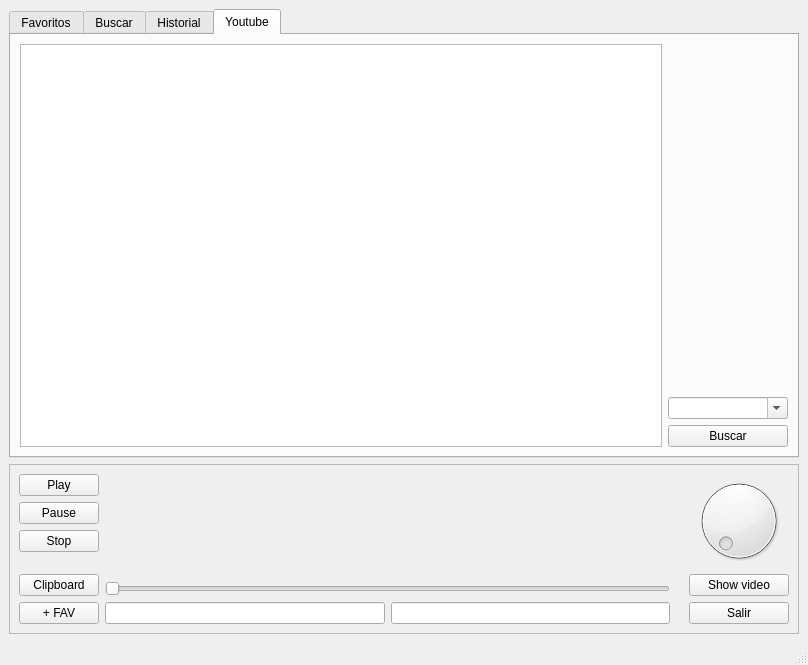
The window that jardin.ui (waltermas-gitter/jardinderadios) describes before a commit, drawn with Qt 5.
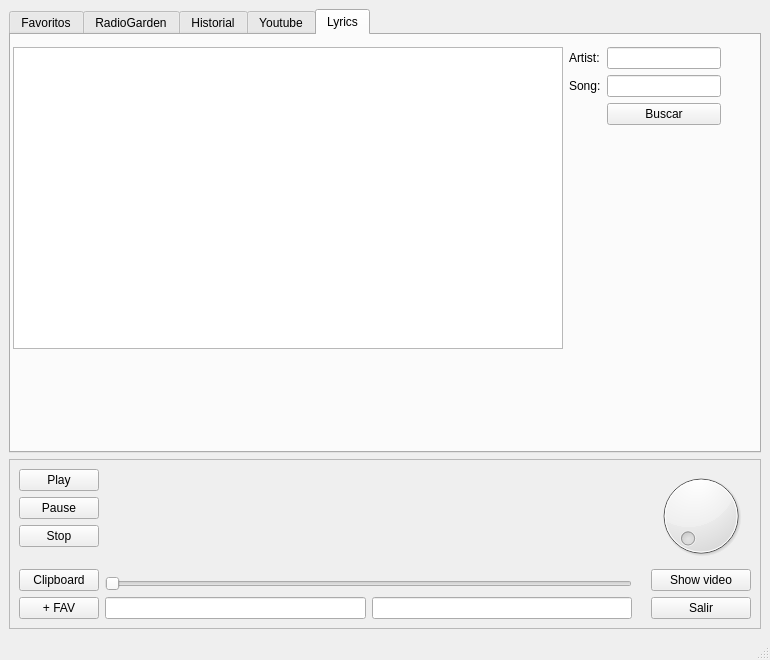
The same window after the commit. Icons and pictures are not drawn.

Commit message: con lyrics

```diff
--- a/jardin.ui
+++ b/jardin.ui
@@ -6,8 +6,8 @@
    <rect>
     <x>0</x>
     <y>0</y>
-    <width>808</width>
-    <height>665</height>
+    <width>770</width>
+    <height>660</height>
    </rect>
   </property>
   <property name="sizePolicy">
@@ -31,7 +31,7 @@
        <enum>QTabWidget::Rounded</enum>
       </property>
       <property name="currentIndex">
-       <number>3</number>
+       <number>4</number>
       </property>
       <widget class="QWidget" name="favoritosTab">
        <attribute name="title">
@@ -97,7 +97,7 @@
       </widget>
       <widget class="QWidget" name="buscarTab">
        <attribute name="title">
-        <string>Buscar</string>
+        <string>RadioGarden</string>
        </attribute>
        <layout class="QHBoxLayout" name="horizontalLayout_3">
         <item>
@@ -228,6 +228,64 @@
         </item>
        </layout>
       </widget>
+      <widget class="QWidget" name="lyricsTab">
+       <attribute name="title">
+        <string>Lyrics</string>
+       </attribute>
+       <widget class="QWidget" name="">
+        <property name="geometry">
+         <rect>
+          <x>2</x>
+          <y>12</y>
+          <width>708</width>
+          <height>302</height>
+         </rect>
+        </property>
+        <layout class="QHBoxLayout" name="horizontalLayout_8">
+         <item>
+          <widget class="QPlainTextEdit" name="lyricsTextEdit">
+           <property name="minimumSize">
+            <size>
+             <width>550</width>
+             <height>300</height>
+            </size>
+           </property>
+          </widget>
+         </item>
+         <item>
+          <layout class="QFormLayout" name="formLayout">
+           <item row="0" column="0">
+            <widget class="QLabel" name="label">
+             <property name="text">
+              <string>Artist:</string>
+             </property>
+            </widget>
+           </item>
+           <item row="0" column="1">
+            <widget class="QLineEdit" name="artistLineEdit"/>
+           </item>
+           <item row="1" column="0">
+            <widget class="QLabel" name="label_2">
+             <property name="text">
+              <string>Song:</string>
+             </property>
+            </widget>
+           </item>
+           <item row="1" column="1">
+            <widget class="QLineEdit" name="songLineEdit"/>
+           </item>
+           <item row="2" column="1">
+            <widget class="QPushButton" name="lyricsPushButton">
+             <property name="text">
+              <string>Buscar</string>
+             </property>
+            </widget>
+           </item>
+          </layout>
+         </item>
+        </layout>
+       </widget>
+      </widget>
      </widget>
     </item>
     <item>
```
Left out of the diff: 2 changed lines with no effect on the pictures. The commit also changes 2 other files.
